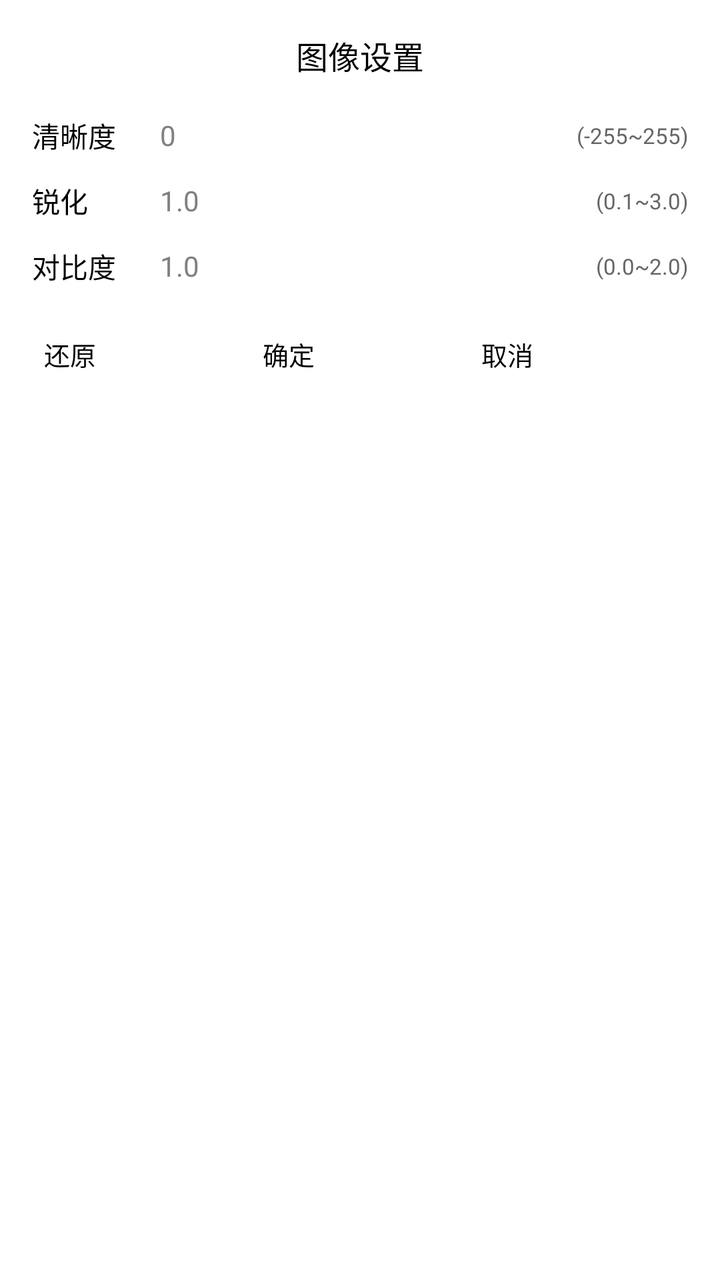
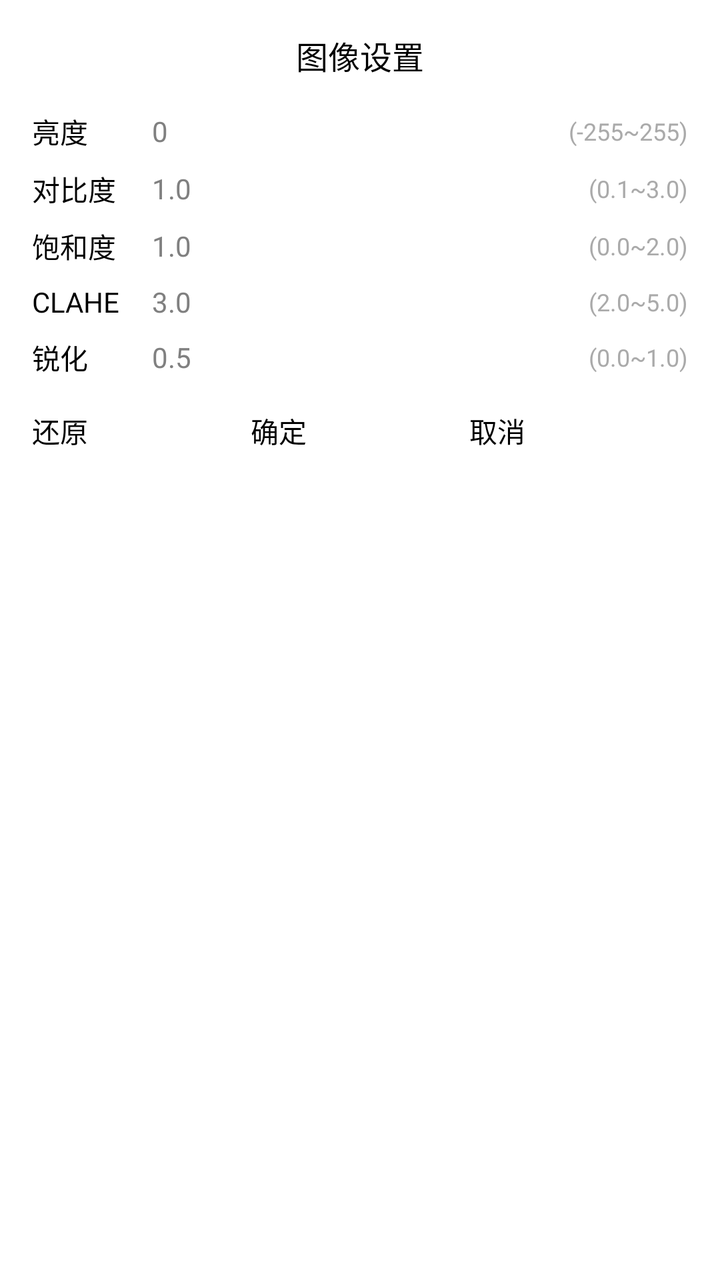

Compare the two renders of this Android layout. The source of the first and the diff that turns it into the second are given below.
<!-- AndroidManifest.xml: application theme android:Theme.Light.NoTitleBar -->
<!-- res/layout/dialog_image_settings.xml -->
<?xml version="1.0" encoding="utf-8"?>
<LinearLayout xmlns:android="http://schemas.android.com/apk/res/android"
    android:layout_width="280dp"
    android:layout_height="wrap_content"
    android:orientation="vertical"
    android:background="@android:color/white"
    android:padding="16dp">

    
    <TextView
        android:layout_width="match_parent"
        android:layout_height="wrap_content"
        android:text="图像设置"
        android:textSize="16sp"
        android:textColor="@android:color/black"
        android:gravity="center"
        android:paddingBottom="12dp" />

    
    <LinearLayout
        android:layout_width="match_parent"
        android:layout_height="wrap_content"
        android:orientation="horizontal"
        android:gravity="center_vertical"
        android:paddingVertical="6dp">

        <TextView
            android:layout_width="64dp"
            android:layout_height="wrap_content"
            android:text="清晰度"
            android:textSize="14sp"
            android:textColor="@android:color/black" />

        <EditText
            android:id="@+id/et_brightness"
            android:layout_width="0dp"
            android:layout_height="wrap_content"
            android:layout_weight="1"
            android:inputType="numberDecimal|numberSigned"
            android:textSize="14sp"
            android:textColor="@android:color/black"
            android:background="@android:color/white"
            android:hint="0" />

        <TextView
            android:layout_width="wrap_content"
            android:layout_height="wrap_content"
            android:text="(-255~255)"
            android:textSize="11sp"
            android:textColor="#666666"
            android:layout_marginStart="4dp" />
    </LinearLayout>

    
    <LinearLayout
        android:layout_width="match_parent"
        android:layout_height="wrap_content"
        android:orientation="horizontal"
        android:gravity="center_vertical"
        android:paddingVertical="6dp">

        <TextView
            android:layout_width="64dp"
            android:layout_height="wrap_content"
            android:text="锐化"
            android:textSize="14sp"
            android:textColor="@android:color/black" />

        <EditText
            android:id="@+id/et_contrast"
            android:layout_width="0dp"
            android:layout_height="wrap_content"
            android:layout_weight="1"
            android:inputType="numberDecimal"
            android:textSize="14sp"
            android:textColor="@android:color/black"
            android:background="@android:color/white"
            android:hint="1.0" />

        <TextView
            android:layout_width="wrap_content"
            android:layout_height="wrap_content"
            android:text="(0.1~3.0)"
            android:textSize="11sp"
            android:textColor="#666666"
            android:layout_marginStart="4dp" />
    </LinearLayout>

    
    <LinearLayout
        android:layout_width="match_parent"
        android:layout_height="wrap_content"
        android:orientation="horizontal"
        android:gravity="center_vertical"
        android:paddingVertical="6dp">

        <TextView
            android:layout_width="64dp"
            android:layout_height="wrap_content"
            android:text="对比度"
            android:textSize="14sp"
            android:textColor="@android:color/black" />

        <EditText
            android:id="@+id/et_saturation"
            android:layout_width="0dp"
            android:layout_height="wrap_content"
            android:layout_weight="1"
            android:inputType="numberDecimal"
            android:textSize="14sp"
            android:textColor="@android:color/black"
            android:background="@android:color/white"
            android:hint="1.0" />

        <TextView
            android:layout_width="wrap_content"
            android:layout_height="wrap_content"
            android:text="(0.0~2.0)"
            android:textSize="11sp"
            android:textColor="#666666"
            android:layout_marginStart="4dp" />
    </LinearLayout>

    
    <LinearLayout
        android:layout_width="match_parent"
        android:layout_height="wrap_content"
        android:orientation="horizontal"
        android:gravity="center"
        android:paddingTop="12dp">

        <Button
            android:id="@+id/btn_reset"
            android:layout_width="0dp"
            android:layout_height="wrap_content"
            android:layout_weight="1"
            android:text="还原"
            android:textSize="13sp"
            android:textColor="@android:color/black"
            android:background="@android:color/white"
            android:elevation="0dp"
            android:stateListAnimator="@null"
            android:padding="6dp" />

        <Button
            android:id="@+id/btn_ok"
            android:layout_width="0dp"
            android:layout_height="wrap_content"
            android:layout_weight="1"
            android:text="确定"
            android:textSize="13sp"
            android:textColor="@android:color/black"
            android:background="@android:color/white"
            android:elevation="0dp"
            android:stateListAnimator="@null"
            android:padding="6dp" />

        <Button
            android:id="@+id/btn_cancel"
            android:layout_width="0dp"
            android:layout_height="wrap_content"
            android:layout_weight="1"
            android:text="取消"
            android:textSize="13sp"
            android:textColor="@android:color/black"
            android:background="@android:color/white"
            android:elevation="0dp"
            android:stateListAnimator="@null"
            android:padding="6dp" />
    </LinearLayout>
</LinearLayout>
<!-- resources referenced by this layout -->
<resources>

</resources>

<!-- the commit's change to res/layout/dialog_image_settings.xml (unified diff, before → after) -->
@@ -1,12 +1,11 @@
 <?xml version="1.0" encoding="utf-8"?>
 <LinearLayout xmlns:android="http://schemas.android.com/apk/res/android"
-    android:layout_width="280dp"
+    android:layout_width="wrap_content"
     android:layout_height="wrap_content"
     android:orientation="vertical"
     android:background="@android:color/white"
     android:padding="16dp">
 
-    
     <TextView
         android:layout_width="match_parent"
         android:layout_height="wrap_content"
@@ -22,15 +21,13 @@
         android:layout_height="wrap_content"
         android:orientation="horizontal"
         android:gravity="center_vertical"
-        android:paddingVertical="6dp">
-
-        <TextView
-            android:layout_width="64dp"
-            android:layout_height="wrap_content"
-            android:text="清晰度"
-            android:textSize="14sp"
-            android:textColor="@android:color/black" />
-
+        android:paddingVertical="4dp">
+        <TextView
+            android:layout_width="60dp"
+            android:layout_height="wrap_content"
+            android:text="亮度"
+            android:textSize="14sp"
+            android:textColor="@android:color/black" />
         <EditText
             android:id="@+id/et_brightness"
             android:layout_width="0dp"
@@ -39,133 +36,184 @@
             android:inputType="numberDecimal|numberSigned"
             android:textSize="14sp"
             android:textColor="@android:color/black"
-            android:background="@android:color/white"
+            android:background="@android:color/transparent"
             android:hint="0" />
-
         <TextView
             android:layout_width="wrap_content"
             android:layout_height="wrap_content"
             android:text="(-255~255)"
-            android:textSize="11sp"
-            android:textColor="#666666"
-            android:layout_marginStart="4dp" />
-    </LinearLayout>
-
-    
-    <LinearLayout
-        android:layout_width="match_parent"
-        android:layout_height="wrap_content"
-        android:orientation="horizontal"
-        android:gravity="center_vertical"
-        android:paddingVertical="6dp">
-
-        <TextView
-            android:layout_width="64dp"
+            android:textSize="12sp"
+            android:textColor="@android:color/darker_gray"
+            android:paddingLeft="4dp" />
+    </LinearLayout>
+
+    
+    <LinearLayout
+        android:layout_width="match_parent"
+        android:layout_height="wrap_content"
+        android:orientation="horizontal"
+        android:gravity="center_vertical"
+        android:paddingVertical="4dp">
+        <TextView
+            android:layout_width="60dp"
+            android:layout_height="wrap_content"
+            android:text="对比度"
+            android:textSize="14sp"
+            android:textColor="@android:color/black" />
+        <EditText
+            android:id="@+id/et_contrast"
+            android:layout_width="0dp"
+            android:layout_height="wrap_content"
+            android:layout_weight="1"
+            android:inputType="numberDecimal"
+            android:textSize="14sp"
+            android:textColor="@android:color/black"
+            android:background="@android:color/transparent"
+            android:hint="1.0" />
+        <TextView
+            android:layout_width="wrap_content"
+            android:layout_height="wrap_content"
+            android:text="(0.1~3.0)"
+            android:textSize="12sp"
+            android:textColor="@android:color/darker_gray"
+            android:paddingLeft="4dp" />
+    </LinearLayout>
+
+    
+    <LinearLayout
+        android:layout_width="match_parent"
+        android:layout_height="wrap_content"
+        android:orientation="horizontal"
+        android:gravity="center_vertical"
+        android:paddingVertical="4dp">
+        <TextView
+            android:layout_width="60dp"
+            android:layout_height="wrap_content"
+            android:text="饱和度"
+            android:textSize="14sp"
+            android:textColor="@android:color/black" />
+        <EditText
+            android:id="@+id/et_saturation"
+            android:layout_width="0dp"
+            android:layout_height="wrap_content"
+            android:layout_weight="1"
+            android:inputType="numberDecimal"
+            android:textSize="14sp"
+            android:textColor="@android:color/black"
+            android:background="@android:color/transparent"
+            android:hint="1.0" />
+        <TextView
+            android:layout_width="wrap_content"
+            android:layout_height="wrap_content"
+            android:text="(0.0~2.0)"
+            android:textSize="12sp"
+            android:textColor="@android:color/darker_gray"
+            android:paddingLeft="4dp" />
+    </LinearLayout>
+
+    
+    <LinearLayout
+        android:layout_width="match_parent"
+        android:layout_height="wrap_content"
+        android:orientation="horizontal"
+        android:gravity="center_vertical"
+        android:paddingVertical="4dp">
+        <TextView
+            android:layout_width="60dp"
+            android:layout_height="wrap_content"
+            android:text="CLAHE"
+            android:textSize="14sp"
+            android:textColor="@android:color/black" />
+        <EditText
+            android:id="@+id/et_clip_limit"
+            android:layout_width="0dp"
+            android:layout_height="wrap_content"
+            android:layout_weight="1"
+            android:inputType="numberDecimal"
+            android:textSize="14sp"
+            android:textColor="@android:color/black"
+            android:background="@android:color/transparent"
+            android:hint="3.0" />
+        <TextView
+            android:layout_width="wrap_content"
+            android:layout_height="wrap_content"
+            android:text="(2.0~5.0)"
+            android:textSize="12sp"
+            android:textColor="@android:color/darker_gray"
+            android:paddingLeft="4dp" />
+    </LinearLayout>
+
+    
+    <LinearLayout
+        android:layout_width="match_parent"
+        android:layout_height="wrap_content"
+        android:orientation="horizontal"
+        android:gravity="center_vertical"
+        android:paddingVertical="4dp">
+        <TextView
+            android:layout_width="60dp"
             android:layout_height="wrap_content"
             android:text="锐化"
             android:textSize="14sp"
             android:textColor="@android:color/black" />
-
-        <EditText
-            android:id="@+id/et_contrast"
-            android:layout_width="0dp"
-            android:layout_height="wrap_content"
-            android:layout_weight="1"
-            android:inputType="numberDecimal"
-            android:textSize="14sp"
-            android:textColor="@android:color/black"
-            android:background="@android:color/white"
-            android:hint="1.0" />
-
-        <TextView
-            android:layout_width="wrap_content"
-            android:layout_height="wrap_content"
-            android:text="(0.1~3.0)"
-            android:textSize="11sp"
-            android:textColor="#666666"
-            android:layout_marginStart="4dp" />
-    </LinearLayout>
-
-    
-    <LinearLayout
-        android:layout_width="match_parent"
-        android:layout_height="wrap_content"
-        android:orientation="horizontal"
-        android:gravity="center_vertical"
-        android:paddingVertical="6dp">
-
-        <TextView
-            android:layout_width="64dp"
-            android:layout_height="wrap_content"
-            android:text="对比度"
-            android:textSize="14sp"
-            android:textColor="@android:color/black" />
-
-        <EditText
-            android:id="@+id/et_saturation"
-            android:layout_width="0dp"
-            android:layout_height="wrap_content"
-            android:layout_weight="1"
-            android:inputType="numberDecimal"
-            android:textSize="14sp"
-            android:textColor="@android:color/black"
-            android:background="@android:color/white"
-            android:hint="1.0" />
-
-        <TextView
-            android:layout_width="wrap_content"
-            android:layout_height="wrap_content"
-            android:text="(0.0~2.0)"
-            android:textSize="11sp"
-            android:textColor="#666666"
-            android:layout_marginStart="4dp" />
-    </LinearLayout>
-
-    
-    <LinearLayout
-        android:layout_width="match_parent"
-        android:layout_height="wrap_content"
-        android:orientation="horizontal"
-        android:gravity="center"
+        <EditText
+            android:id="@+id/et_sharpen"
+            android:layout_width="0dp"
+            android:layout_height="wrap_content"
+            android:layout_weight="1"
+            android:inputType="numberDecimal"
+            android:textSize="14sp"
+            android:textColor="@android:color/black"
+            android:background="@android:color/transparent"
+            android:hint="0.5" />
+        <TextView
+            android:layout_width="wrap_content"
+            android:layout_height="wrap_content"
+            android:text="(0.0~1.0)"
+            android:textSize="12sp"
+            android:textColor="@android:color/darker_gray"
+            android:paddingLeft="4dp" />
+    </LinearLayout>
+
+    
+    <LinearLayout
+        android:layout_width="match_parent"
+        android:layout_height="wrap_content"
+        android:orientation="horizontal"
+        android:gravity="center_horizontal"
         android:paddingTop="12dp">
-
         <Button
             android:id="@+id/btn_reset"
             android:layout_width="0dp"
             android:layout_height="wrap_content"
             android:layout_weight="1"
             android:text="还原"
-            android:textSize="13sp"
-            android:textColor="@android:color/black"
-            android:background="@android:color/white"
+            android:textSize="14sp"
+            android:textColor="@android:color/black"
+            android:background="@android:color/transparent"
             android:elevation="0dp"
-            android:stateListAnimator="@null"
-            android:padding="6dp" />
-
+            android:stateListAnimator="@null" />
         <Button
             android:id="@+id/btn_ok"
             android:layout_width="0dp"
             android:layout_height="wrap_content"
             android:layout_weight="1"
             android:text="确定"
-            android:textSize="13sp"
-            android:textColor="@android:color/black"
-            android:background="@android:color/white"
+            android:textSize="14sp"
+            android:textColor="@android:color/black"
+            android:background="@android:color/transparent"
             android:elevation="0dp"
-            android:stateListAnimator="@null"
-            android:padding="6dp" />
-
+            android:stateListAnimator="@null" />
         <Button
             android:id="@+id/btn_cancel"
             android:layout_width="0dp"
             android:layout_height="wrap_content"
             android:layout_weight="1"
             android:text="取消"
-            android:textSize="13sp"
-            android:textColor="@android:color/black"
-            android:background="@android:color/white"
+            android:textSize="14sp"
+            android:textColor="@android:color/black"
+            android:background="@android:color/transparent"
             android:elevation="0dp"
-            android:stateListAnimator="@null"
-            android:padding="6dp" />
+            android:stateListAnimator="@null" />
     </LinearLayout>
 </LinearLayout>
